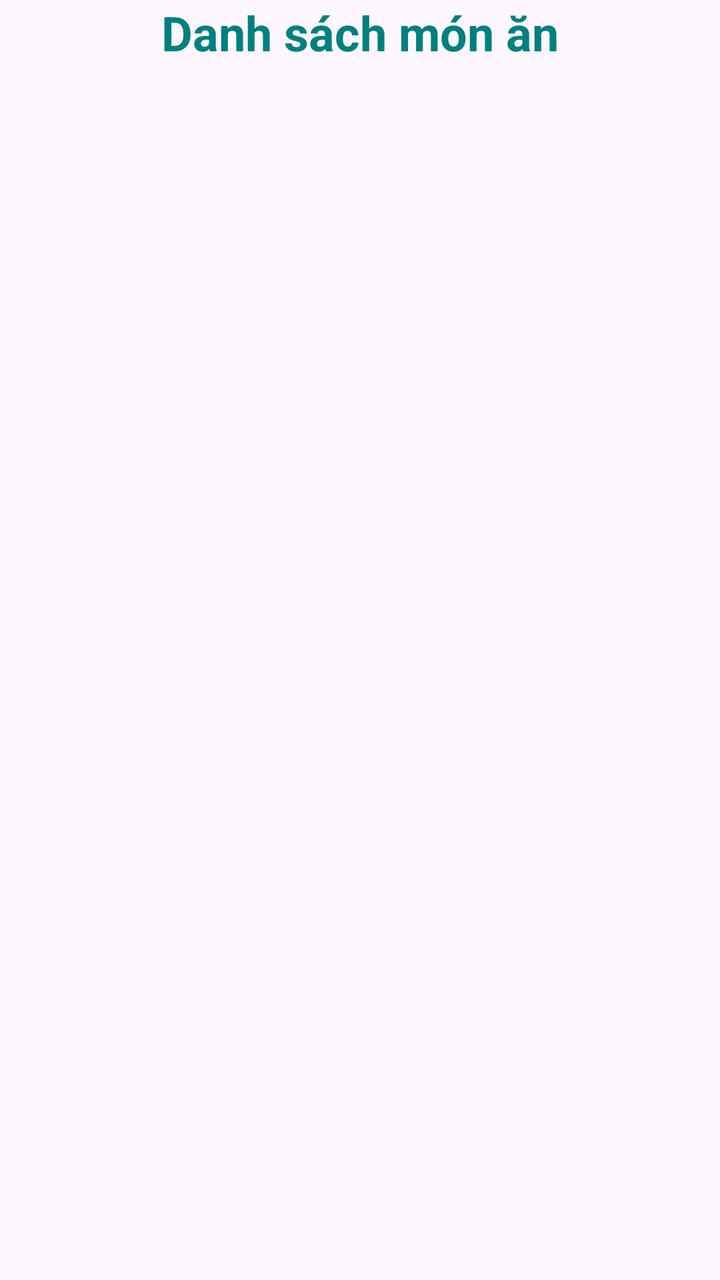
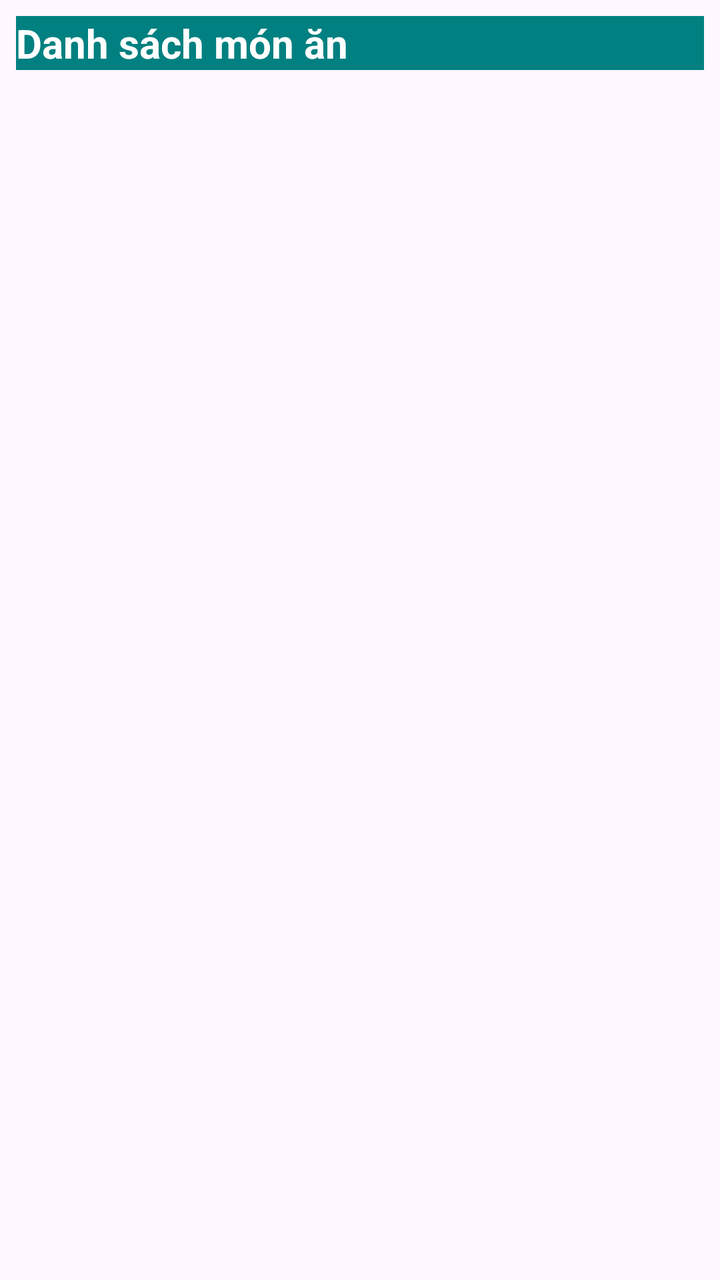

Screens rendered from an Android XML layout before and after an edit, with the pre-edit source and the edit as a unified diff.
<!-- AndroidManifest.xml: activity theme Theme.RecyclerView -->
<!-- res/layout/activity_main.xml -->
<?xml version="1.0" encoding="utf-8"?>
<LinearLayout xmlns:android="http://schemas.android.com/apk/res/android"
    xmlns:app="http://schemas.android.com/apk/res-auto"
    xmlns:tools="http://schemas.android.com/tools"
    android:layout_width="match_parent"
    android:layout_height="match_parent"
    tools:context=".MainActivity">
    <TextView
        android:id="@+id/title"
        android:layout_width="match_parent"
        android:layout_height="wrap_content"
        android:text="Danh sách món ăn"
        android:textSize="24sp"
        android:textStyle="bold"
        android:textColor="@color/teal"
        android:gravity="center"
        android:layout_marginBottom="8dp" />


    <androidx.recyclerview.widget.RecyclerView
        android:id="@+id/recycler_main"
        android:layout_margin="8dp"
        android:layout_width="match_parent"
        android:layout_height="match_parent">

    </androidx.recyclerview.widget.RecyclerView>
</LinearLayout>
<!-- resources referenced by this layout -->
<resources>
  <color name="teal">#008080</color>
  <style name="Theme.RecyclerView" parent="Base.Theme.RecyclerView" />
  <style name="Base.Theme.RecyclerView" parent="Theme.Material3.DayNight.NoActionBar">
          
          
      </style>
</resources>

<!-- the commit's change to res/layout/activity_main.xml (unified diff, before → after) -->
@@ -4,24 +4,26 @@
     xmlns:tools="http://schemas.android.com/tools"
     android:layout_width="match_parent"
     android:layout_height="match_parent"
+    android:orientation="vertical"
+    android:padding="8dp"
     tools:context=".MainActivity">
+
     <TextView
-        android:id="@+id/title"
+        android:id="@+id/tv_title"
         android:layout_width="match_parent"
         android:layout_height="wrap_content"
         android:text="Danh sách món ăn"
-        android:textSize="24sp"
+        android:textSize="20sp"
         android:textStyle="bold"
-        android:textColor="@color/teal"
-        android:gravity="center"
-        android:layout_marginBottom="8dp" />
-
+        android:textColor="@android:color/white"
+        android:background="@color/teal"
+        android:layout_marginBottom="8dp"
+        android:layout_gravity="center_horizontal" />
 
     <androidx.recyclerview.widget.RecyclerView
         android:id="@+id/recycler_main"
-        android:layout_margin="8dp"
         android:layout_width="match_parent"
-        android:layout_height="match_parent">
+        android:layout_height="match_parent"
+        android:layout_marginTop="4dp"/>
 
-    </androidx.recyclerview.widget.RecyclerView>
 </LinearLayout>
